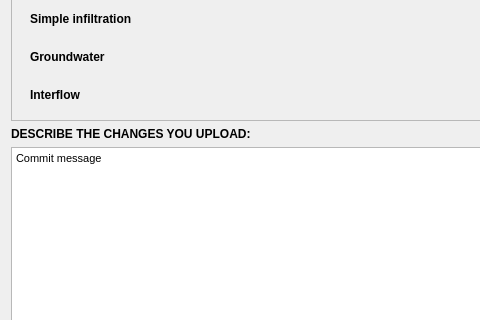
Before: the Qt Designer form threedi_api_qgis_client/ui/upload_wizard/page_select_files.ui in nens/threedi-api-qgis-client, drawn with Qt 5; both pictures show x 0 to 480 and y 114 to 434 of the 720 by 550 pixel window.
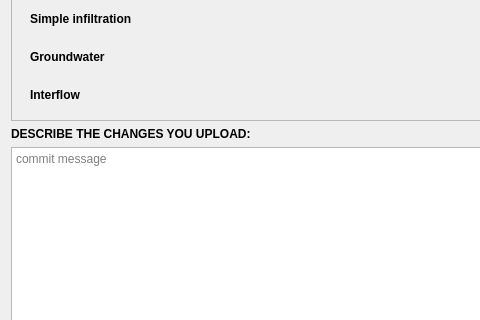
After: the same form once the commit is applied.

The edit to the form file:
```diff
--- a/threedi_api_qgis_client/ui/upload_wizard/page_select_files.ui
+++ b/threedi_api_qgis_client/ui/upload_wizard/page_select_files.ui
@@ -50,17 +50,6 @@
      </property>
     </widget>
    </item>
-   <item row="4" column="0">
-    <widget class="QTextEdit" name="te_upload_description">
-     <property name="html">
-      <string>&lt;!DOCTYPE HTML PUBLIC &quot;-//W3C//DTD HTML 4.0//EN&quot; &quot;http://www.w3.org/TR/REC-html40/strict.dtd&quot;&gt;
-&lt;html&gt;&lt;head&gt;&lt;meta name=&quot;qrichtext&quot; content=&quot;1&quot; /&gt;&lt;style type=&quot;text/css&quot;&gt;
-p, li { white-space: pre-wrap; }
-&lt;/style&gt;&lt;/head&gt;&lt;body style=&quot; font-family:'Segoe UI'; font-size:8.25pt; font-weight:400; font-style:normal;&quot;&gt;
-&lt;p style=&quot; margin-top:0px; margin-bottom:0px; margin-left:0px; margin-right:0px; -qt-block-indent:0; text-indent:0px;&quot;&gt;Commit message&lt;/p&gt;&lt;/body&gt;&lt;/html&gt;</string>
-     </property>
-    </widget>
-   </item>
    <item row="6" column="0">
     <layout class="QGridLayout" name="gridLayout_2">
      <property name="bottomMargin">
@@ -260,6 +249,13 @@
      </widget>
     </widget>
    </item>
+   <item row="4" column="0">
+    <widget class="QPlainTextEdit" name="te_upload_description">
+     <property name="placeholderText">
+      <string>commit message</string>
+     </property>
+    </widget>
+   </item>
   </layout>
  </widget>
  <resources/>
```
